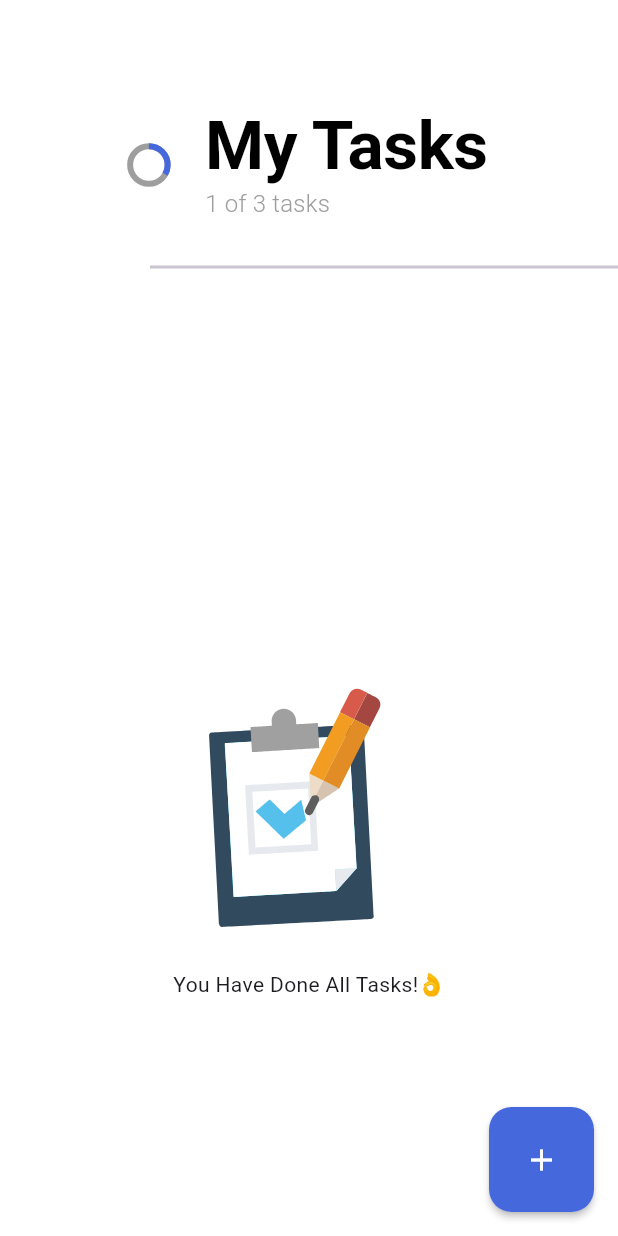
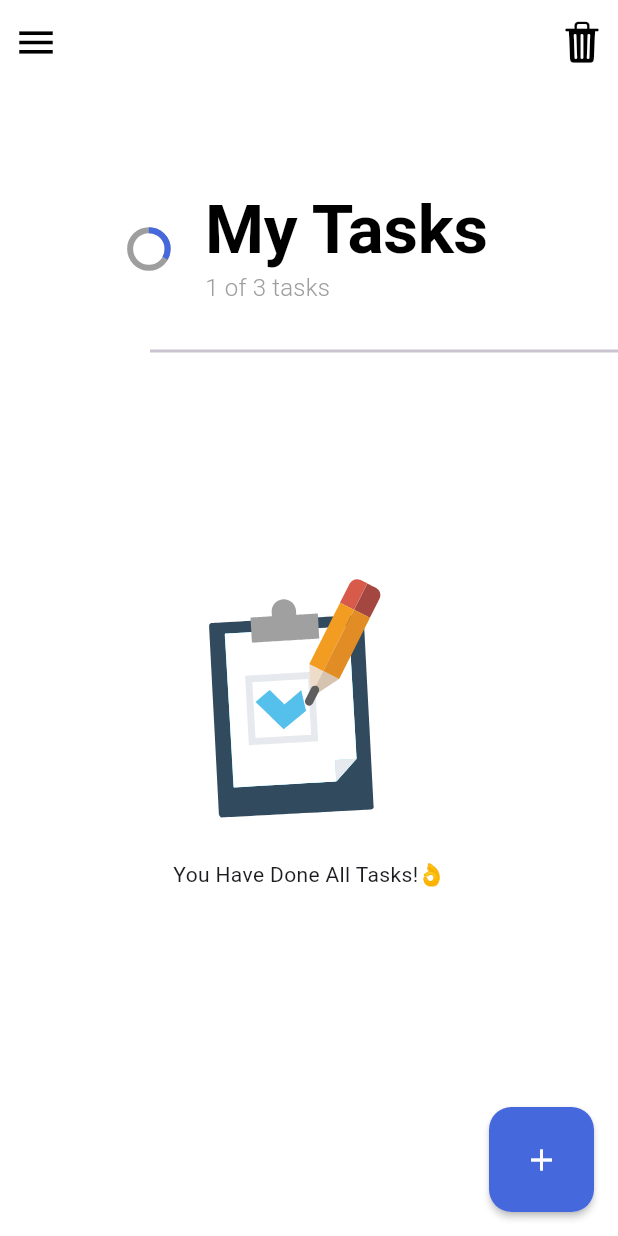
Before and after one commit to tnqcs2020/task-management, a Flutter app: the screen it shows after launch, on a phone screen of 412 x 824 dp. Run offline on Flutter 3.47's test engine with Material 3 defaults, Android fonts, the phone set to English and light mode, and no system bars; drawn by our look-alikes of flutter_slider_drawer; our stand-ins replace animate_do, device_preview, lottie.

Commit message:
update drawer

```diff
--- a/lib/main.dart
+++ b/lib/main.dart
@@ -10,6 +10,7 @@ Future<void> main() async {
       tools: const [...DevicePreview.defaultTools],
       builder: (context) => const MyApp(),
     ),
+    // const MyApp(),
   );
 }
 
--- a/lib/views/home/home_view.dart
+++ b/lib/views/home/home_view.dart
@@ -1,11 +1,14 @@
 import 'package:animate_do/animate_do.dart';
+import 'package:flutter/cupertino.dart';
 import 'package:flutter/material.dart';
+import 'package:flutter_slider_drawer/flutter_slider_drawer.dart';
 import 'package:lottie/lottie.dart';
 import 'package:task_management/extensions/space_exs.dart';
 import 'package:task_management/utils/app_colors.dart';
 import 'package:task_management/utils/app_string.dart';
 import 'package:task_management/utils/constants.dart';
 import 'package:task_management/views/home/components/float_btn.dart';
+import 'package:task_management/views/home/components/custom_drawer.dart';
 import 'package:task_management/views/home/widgets/task_widget.dart';
 
 class HomeView extends StatefulWidget {
@@ -21,10 +24,38 @@ class _HomeViewState extends State<HomeView> {
   @override
   Widget build(BuildContext context) {
     TextTheme textTheme = Theme.of(context).textTheme;
+    GlobalKey<SliderDrawerState> sliderDrawerKey =
+        GlobalKey<SliderDrawerState>();
     return Scaffold(
       backgroundColor: Colors.white,
       floatingActionButton: FloatBtn(),
-      body: _buildHomeBody(textTheme),
+      body: SliderDrawer(
+        key: sliderDrawerKey,
+        isDraggable: false,
+        animationDuration: 700,
+        appBar: SliderAppBar(
+          config: SliderAppBarConfig(
+            padding: EdgeInsets.only(top: 20, left: 15, right: 15),
+            title: Text(""),
+            drawerIconColor: Colors.black,
+            drawerIconSize: 30,
+            trailing: IconButton(
+              onPressed: () {
+                //remove task
+              },
+              icon: Icon(
+                CupertinoIcons.trash_fill,
+                size: 30,
+                color: Colors.black,
+              ),
+            ),
+          ),
+        ),
+        sliderOpenSize: 300,
+        slider: CustomDrawer(),
+        sliderBoxShadow: SliderBoxShadow(),
+        child: _buildHomeBody(textTheme),
+      ),
     );
   }
 
@@ -67,10 +98,7 @@ class _HomeViewState extends State<HomeView> {
             padding: const EdgeInsets.only(top: 10),
             child: Divider(thickness: 2, indent: 100),
           ),
-
-          SizedBox(
-            width: double.infinity,
-            height: 740,
+          Expanded(
             child:
                 testing.isNotEmpty
                     // task is not empty
@@ -121,6 +149,7 @@ class _HomeViewState extends State<HomeView> {
                       ],
                     ),
           ),
+          100.h,
         ],
       ),
     );
```
Also changed, not shown: lib/views/home/components/custom_drawer.dart (added, +80 -0 lines), 1 other file.
